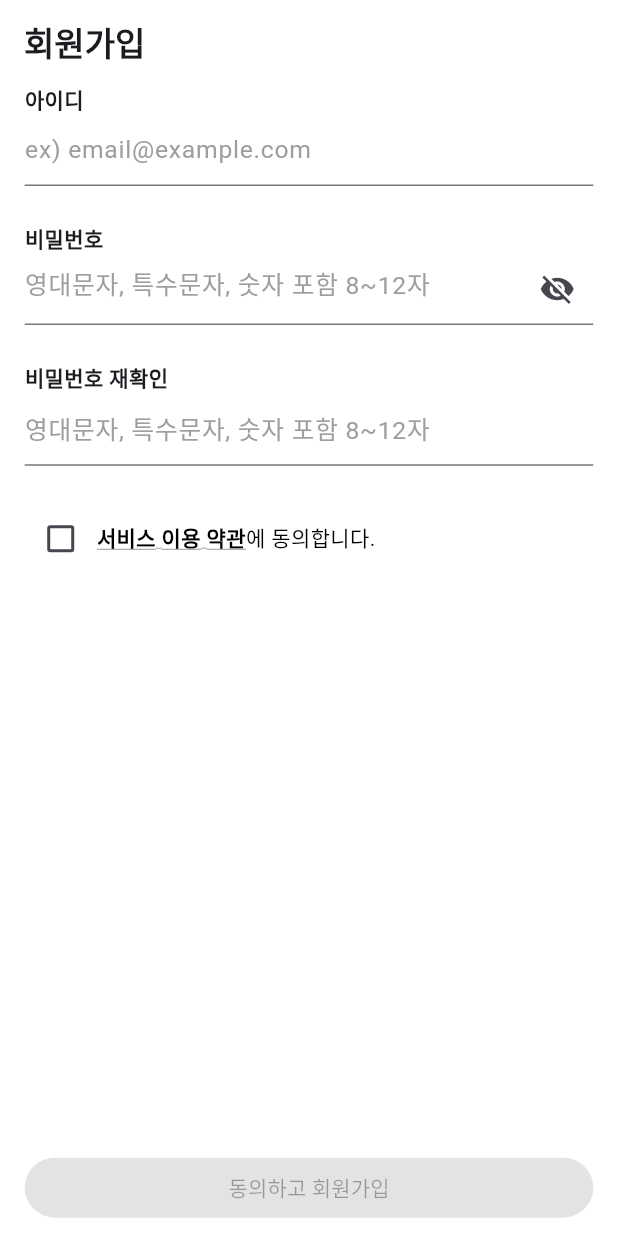
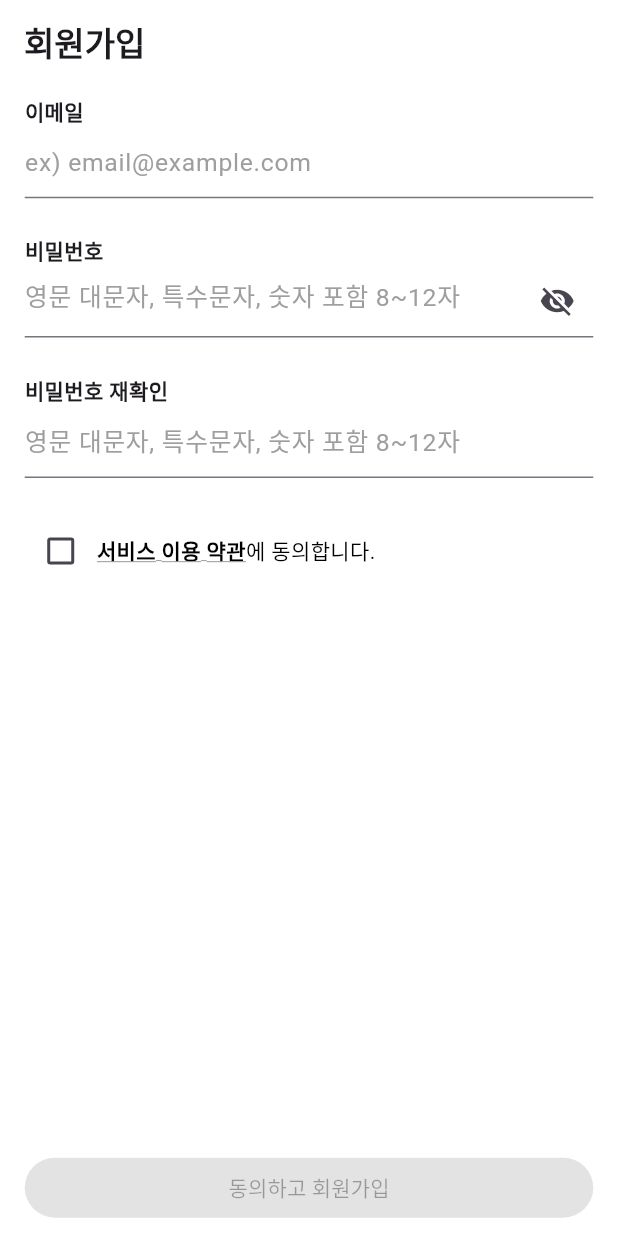
Before and after one commit to EarnedIt-team/Earned-It-Front, a Flutter app: the SignView screen opened by its route, on a phone screen of 412 x 824 dp. Run offline on Flutter 3.47's test engine with Material 3 defaults, Android fonts, the phone set to English and light mode, and no system bars; our stand-ins replace dio, flutter_dotenv, flutter_riverpod, flutter_secure_storage, freezed_annotation, go_router and 3 more; missing offline and left inert: kakao_flutter_sdk; accounts and stored records are empty; generated files the repository leaves out were written again; Roboto replaces fonts that are missing (Mainfonts).

Commit message:
[Fix] : signup - 명칭 수정 및 로직 수정 #19
- 비밀번호 hintText 수정 (영대문자 -> 영문 대문자)
- errorMaxLines 2줄로 지정 (사이즈를 넘어가서 ... 표기 되는것을 방지)
- 아이디 -> 이메일로 명칭 수정
- padding top 추가

```diff
--- a/lib/views/auth/signup/sign_view.dart
+++ b/lib/views/auth/signup/sign_view.dart
@@ -30,6 +30,7 @@ class SignView extends ConsumerWidget {
               padding: EdgeInsets.symmetric(horizontal: context.middlePadding),
               child: SingleChildScrollView(
                 padding: EdgeInsets.only(
+                  top: context.height(0.01),
                   bottom:
                       MediaQuery.of(context).padding.bottom +
                       context.height(0.15),
@@ -39,7 +40,7 @@ class SignView extends ConsumerWidget {
                     // 아이디 입력 필드
                     _buildSignTextField(
                       context,
-                      "아이디",
+                      "이메일",
                       controller:
                           signUpNotifier.emailController, // Notifier의 컨트롤러 사용
                       onChanged: signUpNotifier.onEmailChanged,
@@ -173,7 +174,7 @@ class SignView extends ConsumerWidget {
                               : Icons.visibility,
                         ),
                       ),
-                      hintText: "영대문자, 특수문자, 숫자 포함 8~12자",
+                      hintText: "영문 대문자, 특수문자, 숫자 포함 8~12자",
                       helperWidget:
                           signUpState.isAvailablePassword
                               ? Row(
@@ -208,9 +209,10 @@ class SignView extends ConsumerWidget {
                               .checkPasswordController, // Notifier의 컨트롤러 사용
                       onChanged: signUpNotifier.onCheckPasswordChanged,
                       obscureText: true,
-                      hintText: "영대문자, 특수문자, 숫자 포함 8~12자",
+                      hintText: "영문 대문자, 특수문자, 숫자 포함 8~12자",
                       helperWidget:
-                          signUpState.isCheckPassword
+                          signUpNotifier.passwordController.text.isNotEmpty &&
+                                  signUpState.isCheckPassword
                               ? Row(
                                 children: <Widget>[
                                   Icon(
@@ -232,7 +234,7 @@ class SignView extends ConsumerWidget {
                                       .text
                                       .isNotEmpty &&
                                   !signUpState.isCheckPassword
-                              ? "비밀번호가 다릅니다."
+                              ? "8~12자 이내로, 영문 대문자, 특수문자, 숫자를 포함해야 합니다."
                               : null,
                     ),
                     SizedBox(height: context.height(0.03)),
@@ -340,6 +342,7 @@ class SignView extends ConsumerWidget {
             suffixIcon: suffixIcon,
             helper: helperWidget,
             errorText: errorText,
+            errorMaxLines: 2,
           ),
         ),
       ],
```
